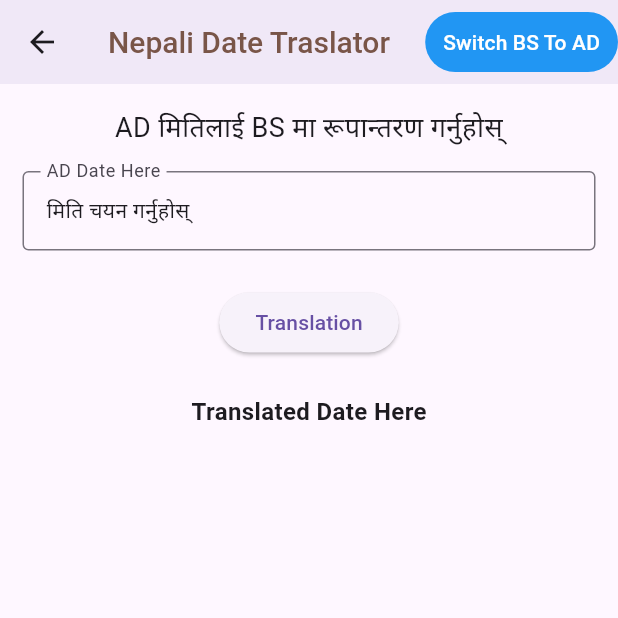
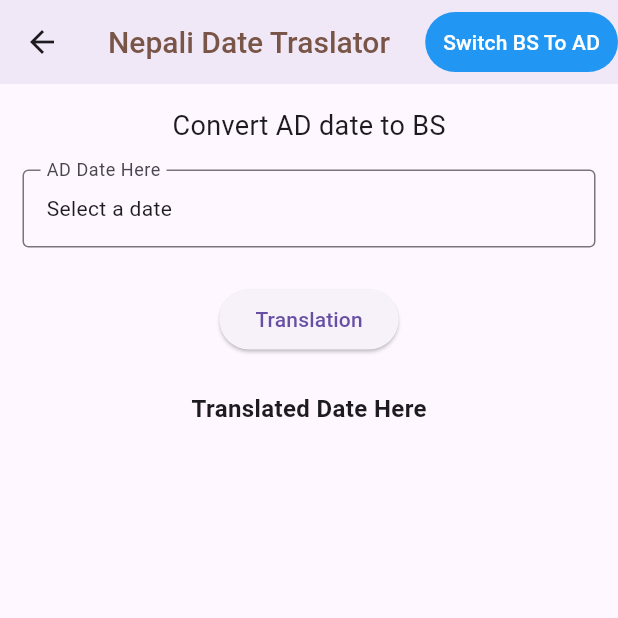
Before and after one commit to indra-chhedal/Vision-Nepal, a Flutter app: the DateTranslation screen opened directly, on a phone screen of 412 x 824 dp, the top half of it. Run offline on Flutter 3.47's test engine with Material 3 defaults, Android fonts, the phone set to English and light mode, and no system bars; our stand-ins replace flutter_svg, shared_preferences, table_calendar, timeago, top_snackbar_flutter; missing offline and left inert: nepali_date_picker; accounts and stored records are empty; generated files the repository leaves out were written again.

Commit message:
20th commit

```diff
--- a/lib/core/api_constant.dart
+++ b/lib/core/api_constant.dart
@@ -1,3 +1,3 @@
 class ApiConstant {
-  static String apiBaseUrl = "https://l63k5h06-1337.inc1.devtunnels.ms/";
+  static String apiBaseUrl = "http://10.0.2.2:1337/";
 }
--- a/lib/l10n/app_en.arb
+++ b/lib/l10n/app_en.arb
@@ -4,7 +4,7 @@
   "@login": {
     "description": "login is successful"
   },
-  "visionNepal": "Visioan Nepal",
+  "visionNepal": "Vision Nepal",
 
   "watchVideo": "Watch Video",
 
@@ -44,5 +44,41 @@
 
   "email": "Email",
 
-  "haveaccount": "Do you have account ?"
+  "haveaccount": "Do you have account ?",
+
+  "dateTrasnlator": "Nepali Date Traslator",
+
+  "adtobs": "Convert AD date to BS",
+
+  "bstoad": "Convert BS date to AD",
+
+  "addate": "AD Date Here",
+
+  "bsdate": "BS Date Here",
+
+  "selectdate": "Select a date",
+
+  "translateddate": "Translated Date Here",
+
+  "translation": "Translation",
+
+  "note": "Notes",
+
+  "listcount": "Total Number of list is",
+
+  "empty": "Empty List Items",
+
+  "addtodo": "Add a Item",
+
+  "itemtitle": "Enter Title",
+
+  "description": "Description",
+
+  "cancel": "Cancel",
+
+  "itembtn": "Add Item",
+
+  "service": "Our Services"
+
+
 }
--- a/lib/main.dart
+++ b/lib/main.dart
@@ -35,7 +35,8 @@ class MainApp extends StatelessWidget {
   }
 }
 
-//localization and internationalization -> used to photo scan and convert into voiceover
+//localization and internationalization /->//yasma new kura add garda khari "flutter gen-l10n" run garna parxa ani gen file ma add hunxa
+//-> used to photo scan and convert into voiceover
 //api.flutter.dev
 //google_mlkit_text_recoginition  //change the language
 //mailar used to send mail
@@ -43,3 +44,4 @@ class MainApp extends StatelessWidget {
 //nepali utils for date conversion
 //flutter native splash
 //app icon generator is used to generate the logo of app using your figma design of logo and generate all files of logo using zif file
+//flutter_bloc
--- a/lib/screens/calander_screen.dart
+++ b/lib/screens/calander_screen.dart
@@ -166,7 +166,7 @@ class _CalanderScreenState extends State<CalanderScreen> {
                 SizedBox(
                   height: 50,
                   child: Text(
-                    "Our Services",
+                    AppLocalizations.of(context)!.service,
                     style: TextStyle(
                       fontSize: 25,
                       fontWeight: FontWeight.bold,
--- a/lib/screens/date_translation.dart
+++ b/lib/screens/date_translation.dart
@@ -1,5 +1,6 @@
 import 'package:flutter/material.dart';
 import 'package:nepali_date_picker/nepali_date_picker.dart';
+import 'package:flutter_gen/gen_l10n/app_localizations.dart';
 
 class DateTranslation extends StatefulWidget {
   const DateTranslation({super.key});
@@ -60,7 +61,7 @@ class _DateTranslationState extends State<DateTranslation> {
       appBar: AppBar(
         elevation: 4,
         title: Text(
-          "Nepali Date Traslator",
+          AppLocalizations.of(context)!.dateTrasnlator,
           style: TextStyle(
             fontSize: 20,
             fontWeight: FontWeight.w500,
@@ -91,8 +92,8 @@ class _DateTranslationState extends State<DateTranslation> {
           children: [
             Text(
               isAdtoBs
-                  ? "AD मितिलाई BS मा रूपान्तरण गर्नुहोस्"
-                  : "BS मितिलाई AD मा रूपान्तरण गर्नुहोस्",
+                  ? AppLocalizations.of(context)!.adtobs
+                  : AppLocalizations.of(context)!.bstoad,
               style: TextStyle(fontSize: 18),
             ),
             SizedBox(height: 16),
@@ -100,25 +101,28 @@ class _DateTranslationState extends State<DateTranslation> {
               onTap: isAdtoBs ? pickAdDate : pickBsDate,
               child: InputDecorator(
                 decoration: InputDecoration(
-                  labelText: isAdtoBs ? "AD Date Here" : "BS Date Here",
+                  labelText:
+                      isAdtoBs
+                          ? AppLocalizations.of(context)!.addate
+                          : AppLocalizations.of(context)!.bsdate,
                   border: OutlineInputBorder(),
                 ),
                 child: Text(
                   isAdtoBs
                       ? (selectedAdDate != null
                           ? selectedAdDate.toString().split(' ')[0]
-                          : 'मिति चयन गर्नुहोस्')
+                          : AppLocalizations.of(context)!.selectdate)
                       : (selectedBsDate != null
                           ? NepaliDateFormat.yMMMMd().format(selectedBsDate!)
-                          : 'मिति चयन गर्नुहोस्'),
+                          : AppLocalizations.of(context)!.selectdate),
                 ),
               ),
             ),
             SizedBox(height: 24),
-            ElevatedButton(onPressed: convertDate, child: Text("Translation")),
+            ElevatedButton(onPressed: convertDate, child: Text(AppLocalizations.of(context)!.translation)),
             SizedBox(height: 24),
             Text(
-              "Translated Date Here",
+              AppLocalizations.of(context)!.translateddate,
               style: TextStyle(fontSize: 16, fontWeight: FontWeight.bold),
             ),
             SizedBox(height: 10),
--- a/lib/screens/login_screen.dart
+++ b/lib/screens/login_screen.dart
@@ -102,7 +102,7 @@ class _LoginScreenState extends State<LoginScreen> {
                       bool isValid = _formKey.currentState!.validate();
                       if (isValid) {
                         final loginUri = Uri.parse(
-                          "http://10.0.2.2:1337/api/auth/local", //${ApiConstant.apiBaseUrl}api/auth/local this is use for port forwarding
+                          "${ApiConstant.apiBaseUrl}api/auth/local", //${ApiConstant.apiBaseUrl}api/auth/local this is use for port forwarding
                         );
 
                         http.Response response = await http.post(
--- a/lib/screens/news_screen.dart
+++ b/lib/screens/news_screen.dart
@@ -32,7 +32,7 @@ class _NewsScreenState extends State<NewsScreen> {
       return;
     }
 
-    var url = Uri.parse("http://10.0.2.2:1337/api/articles?populate=*");
+    var url = Uri.parse("${ApiConstant.apiBaseUrl}api/articles?populate=*");
     http.Response result = await http.get(
       url,
       headers: {'Authorization': "Bearer $token"},
--- a/lib/screens/note_screen.dart
+++ b/lib/screens/note_screen.dart
@@ -3,6 +3,7 @@ import 'package:bca_project/screens/add_todo_screen.dart';
 import 'package:bca_project/screens/edit_screen.dart';
 import 'package:flutter/material.dart';
 import 'package:flutter_svg/svg.dart';
+import 'package:flutter_gen/gen_l10n/app_localizations.dart';
 
 class NoteScreen extends StatefulWidget {
   const NoteScreen({super.key});
@@ -16,7 +17,7 @@ class _NoteScreenState extends State<NoteScreen> {
   @override
   Widget build(BuildContext context) {
     return Scaffold(
-      appBar: AppBar(title: Text("Notes")),
+      appBar: AppBar(title: Text(AppLocalizations.of(context)!.note)),
       body: Padding(
         padding: const EdgeInsets.all(10.0),
         child: Column(
@@ -33,7 +34,7 @@ class _NoteScreenState extends State<NoteScreen> {
                           children: [
                             SvgPicture.asset('images/empty.svg', width: 200),
                             Text(
-                              "Empty List Items",
+                              AppLocalizations.of(context)!.empty,
                               style: TextStyle(color: Colors.red, fontSize: 30),
                             ),
                           ],
--- a/lib/screens/register_screen.dart
+++ b/lib/screens/register_screen.dart
@@ -137,7 +137,7 @@ class _RegisterScreenState extends State<RegisterScreen> {
                         String password = _passwrodController.text;
 
                         final registerUrl = Uri.parse(
-                          "http://10.0.2.2:1337/api/auth/local/register",
+                          "${ApiConstant.apiBaseUrl}api/auth/local/register",
                         ); // ${ApiConstant.apiBaseUrl} //http://10.0.2.2:1337/ android immulator ma chai localhost ko place ma 10.0.2.2 rakhna parxa ani balla hamro form ko data api ma janxa
                         http.Response responce = await http.post(
                           registerUrl,
--- a/lib/screens/videos_screen.dart
+++ b/lib/screens/videos_screen.dart
@@ -23,7 +23,7 @@ class _VideosScreenState extends State<VideosScreen> {
   }
 
   void fetchVideoFromApi() async {
-    var url = Uri.parse("http://10.0.2.2:1337/api/videos/?populate=*");
+    var url = Uri.parse("${ApiConstant.apiBaseUrl}api/videos/?populate=*");
     http.Response response = await http.get(url);
     Map<String, dynamic> decodedResult = jsonDecode(response.body);
     List data = decodedResult['data'];
```
Also changed, not shown: lib/l10n/app_ne.arb (+35 -1 lines), lib/screens/add_todo_screen.dart (+7 -6 lines).
